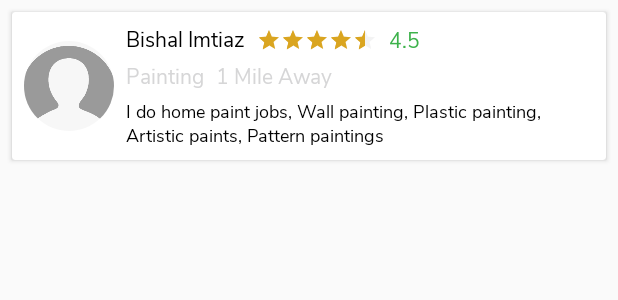
After one commit to AkashShahriar55/Adme-2021, an Android app: the layout search_service_item.xml on its own in the app's theme, with its tools: preview values and no code run, on a phone screen of 412 x 824 dp. The commit adds this screen. Shown: the top 300 px of the screen. Run offline under Robolectric (Android 15) with nearby library versions, the phone set to English and light mode, and no system bars.

Commit message:
search implemented

```diff
--- a/app/src/main/java/com/cookietech/namibia/adme/architecture/client/home/SearchServiceViewModel.kt
+++ b/app/src/main/java/com/cookietech/namibia/adme/architecture/client/home/SearchServiceViewModel.kt
@@ -13,7 +13,7 @@ class SearchServiceViewModel:ViewModel() {
     val searchServiceRepository = SearchServiceRepository()
 
 
-    fun bindSearch(searchView: EditText) {
+    fun bindSearch(searchView: EditText, searchCallback: SearchServiceRepository.SearchCallback) {
         searchView.textChanges()
             .skipInitialValue()
             .debounce(500, TimeUnit.MILLISECONDS)
@@ -21,7 +21,7 @@ class SearchServiceViewModel:ViewModel() {
             .subscribe { charSequence ->
                 Log.d("debounce_debug", "accept: $charSequence")
                 if (!TextUtils.isEmpty(charSequence))
-                    searchServiceRepository.getSearchResults(charSequence.toString())
+                    searchServiceRepository.getSearchResults(charSequence.toString(),searchCallback)
             }
     }
 }
--- /dev/null
+++ b/app/src/main/res/layout/search_service_item.xml
@@ -0,0 +1,109 @@
+<?xml version="1.0" encoding="utf-8"?>
+<androidx.cardview.widget.CardView
+    xmlns:android="http://schemas.android.com/apk/res/android"
+    android:layout_width="match_parent"
+    android:layout_height="wrap_content"
+    xmlns:app="http://schemas.android.com/apk/res-auto"
+    android:layout_marginTop="8dp"
+    android:layout_marginStart="8dp"
+    android:layout_marginEnd="8dp"
+    android:elevation="4dp">
+
+    <androidx.constraintlayout.widget.ConstraintLayout
+        android:layout_width="match_parent"
+        android:layout_height="match_parent"
+        android:padding="8dp">
+
+        <de.hdodenhof.circleimageview.CircleImageView
+            android:id="@+id/iv_profile_pic"
+            android:layout_width="60dp"
+            android:layout_height="60dp"
+            android:src="@drawable/profile"
+            app:layout_constraintStart_toStartOf="parent"
+            app:layout_constraintTop_toTopOf="parent"
+            app:layout_constraintBottom_toBottomOf="parent">
+        </de.hdodenhof.circleimageview.CircleImageView>
+
+        <TextView
+            android:id="@+id/tv_service_provider_name"
+            android:layout_width="wrap_content"
+            android:layout_height="wrap_content"
+            android:layout_marginStart="8dp"
+            android:text="Bishal Imtiaz"
+            android:textColor="@color/black"
+            app:layout_constraintStart_toEndOf="@+id/iv_profile_pic"
+            app:layout_constraintTop_toTopOf="parent">
+
+        </TextView>
+
+        <RatingBar
+            android:id="@+id/service_rating"
+            style="@style/Widget.AppCompat.RatingBar.Small"
+            android:theme="@style/RatingBar"
+            android:layout_width="wrap_content"
+            android:layout_height="wrap_content"
+            android:layout_marginStart="8dp"
+            android:rating="4.5"
+            app:layout_constraintBottom_toBottomOf="@+id/tv_service_provider_name"
+            app:layout_constraintStart_toEndOf="@+id/tv_service_provider_name"
+            app:layout_constraintTop_toTopOf="@+id/tv_service_provider_name">
+
+        </RatingBar>
+
+        <TextView
+            android:id="@+id/tv_rating"
+            android:layout_width="wrap_content"
+            android:layout_height="wrap_content"
+            android:layout_marginStart="8dp"
+            android:text="4.5"
+            android:textColor="@color/material_green"
+            app:layout_constraintBottom_toBottomOf="@+id/service_rating"
+            app:layout_constraintStart_toEndOf="@+id/service_rating"
+            app:layout_constraintTop_toTopOf="@+id/service_rating">
+
+        </TextView>
+
+        <TextView
+            android:id="@+id/tv_service_category"
+            android:layout_width="wrap_content"
+            android:layout_height="wrap_content"
+            android:layout_marginStart="8dp"
+            android:layout_marginTop="4dp"
+            android:text="Painting"
+            android:textColor="@color/quantum_grey"
+            app:layout_constraintStart_toEndOf="@+id/iv_profile_pic"
+            app:layout_constraintTop_toBottomOf="@+id/tv_service_provider_name">
+
+        </TextView>
+
+        <TextView
+            android:id="@+id/tv_distance"
+            android:layout_width="wrap_content"
+            android:layout_height="wrap_content"
+            android:layout_marginStart="8dp"
+            android:text="1 Mile Away"
+            android:textColor="@color/quantum_grey"
+            app:layout_constraintBottom_toBottomOf="@+id/tv_service_category"
+            app:layout_constraintStart_toEndOf="@+id/tv_service_category"
+            app:layout_constraintTop_toTopOf="@+id/tv_service_category">
+
+        </TextView>
+
+        <TextView
+            android:id="@+id/service_description"
+            android:layout_width="0dp"
+            android:layout_height="wrap_content"
+            android:layout_marginStart="8dp"
+            android:layout_marginTop="4dp"
+            android:text="I do home paint jobs, Wall painting, Plastic painting, Artistic paints, Pattern paintings"
+            android:textColor="@color/black"
+            android:textSize="12sp"
+            app:layout_constraintEnd_toEndOf="parent"
+            app:layout_constraintStart_toEndOf="@+id/iv_profile_pic"
+            app:layout_constraintTop_toBottomOf="@+id/tv_service_category">
+
+        </TextView>
+    </androidx.constraintlayout.widget.ConstraintLayout>
+
+
+</androidx.cardview.widget.CardView>
--- a/app/src/main/res/navigation/client_navigation.xml
+++ b/app/src/main/res/navigation/client_navigation.xml
@@ -29,6 +29,6 @@
         android:label="ProfileFragment" />
     <fragment
         android:id="@+id/searchServicesFragment"
-        android:name="com.cookietech.namibia.adme.ui.client.home.SearchServicesFragment"
+        android:name="com.cookietech.namibia.adme.ui.client.home.search.SearchServicesFragment"
         android:label="SearchServicesFragment" />
 </navigation>
--- a/app/src/main/res/values/colors.xml
+++ b/app/src/main/res/values/colors.xml
@@ -52,6 +52,7 @@
     <color name="material_green">#3db24b</color>
     <color name="border_ash">#cdcdcd</color>
     <color name="leader_board_profile_name">#3F5AA6</color>
+    <color name="golden">#DAA520</color>
 
     <color name="add_service_step_txt_gray">#d2d2d2</color>
 
--- a/app/src/main/res/values/themes.xml
+++ b/app/src/main/res/values/themes.xml
@@ -13,8 +13,8 @@
     </style>
 
     <style name="RatingBar" parent="Theme.AppCompat">
-        <item name="colorControlNormal">@color/sv_primary</item>
-        <item name="colorControlActivated">@color/sv_primary</item>
+        <item name="colorControlNormal">@color/quantum_grey</item>
+        <item name="colorControlActivated">@color/golden</item>
     </style>
 
     <style name="AppTheme2" parent="Theme.MaterialComponents.Light.NoActionBar">
```
Also changed, not shown: app/src/main/java/com/cookietech/namibia/adme/architecture/client/home/SearchServiceAdapter.kt (added, +72 -0 lines), app/src/main/java/com/cookietech/namibia/adme/architecture/client/home/SearchServiceRepository.kt (+61 -3 lines), app/src/main/java/com/cookietech/namibia/adme/ui/client/home/SearchServicesFragment.kt (deleted, +0 -57 lines), app/src/main/java/com/cookietech/namibia/adme/ui/client/home/search/SearchData.kt (added, +113 -0 lines), app/src/main/java/com/cookietech/namibia/adme/ui/client/home/search/SearchServicesFragment.kt (added, +88 -0 lines).
